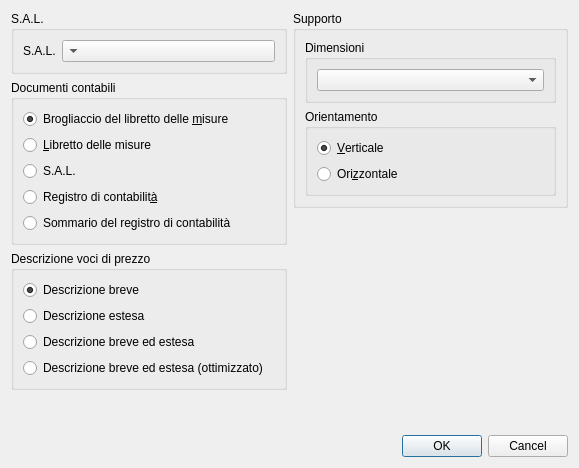
First picture: the form in qcostgui/accountingprintergui.ui, repository mickele77/qcost, before the edit.
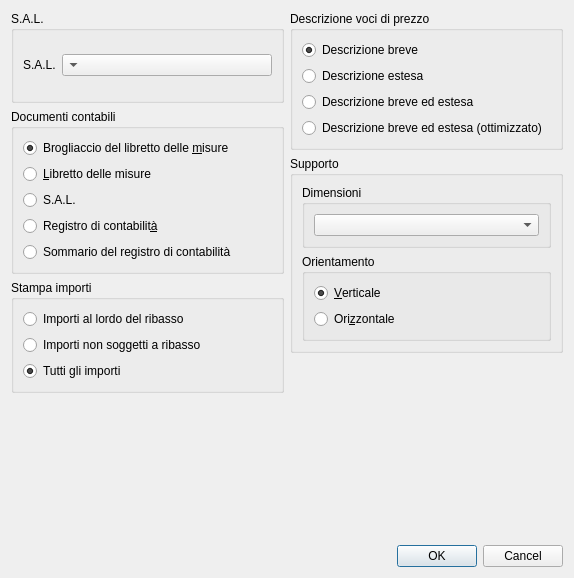
Second picture: the form after the edit.

Commit message: Inserito opzioni di stampa degli importi

What changed in the file:
```diff
--- a/qcostgui/accountingprintergui.ui
+++ b/qcostgui/accountingprintergui.ui
@@ -6,8 +6,8 @@
    <rect>
     <x>0</x>
     <y>0</y>
-    <width>579</width>
-    <height>468</height>
+    <width>574</width>
+    <height>578</height>
    </rect>
   </property>
   <property name="windowTitle">
@@ -105,6 +105,43 @@
       </widget>
      </item>
      <item>
+      <widget class="QGroupBox" name="printAmountsOptionsGroupBox">
+       <property name="title">
+        <string>Stampa importi</string>
+       </property>
+       <layout class="QGridLayout" name="gridLayout_8">
+        <item row="0" column="0">
+         <widget class="QRadioButton" name="printTotalAmountsToDiscountRadioButton">
+          <property name="text">
+           <string>Importi al lordo del ribasso</string>
+          </property>
+         </widget>
+        </item>
+        <item row="1" column="0">
+         <widget class="QRadioButton" name="printAmountsNotToDiscountRadioButton">
+          <property name="text">
+           <string>Importi non soggetti a ribasso</string>
+          </property>
+         </widget>
+        </item>
+        <item row="2" column="0">
+         <widget class="QRadioButton" name="printAllAmountsRadioButton">
+          <property name="text">
+           <string>Tutti gli importi</string>
+          </property>
+          <property name="checked">
+           <bool>true</bool>
+          </property>
+         </widget>
+        </item>
+       </layout>
+      </widget>
+     </item>
+    </layout>
+   </item>
+   <item row="0" column="1">
+    <layout class="QVBoxLayout" name="verticalLayout">
+     <item>
       <widget class="QGroupBox" name="printPriceItemOptionsGroupBox">
        <property name="title">
         <string>Descrizione voci di prezzo</string>
@@ -147,10 +184,6 @@
        </layout>
       </widget>
      </item>
-    </layout>
-   </item>
-   <item row="0" column="1">
-    <layout class="QVBoxLayout" name="verticalLayout">
      <item>
       <widget class="QGroupBox" name="paperGroupBox">
        <property name="title">
```
The commit also changes 5 other files.
